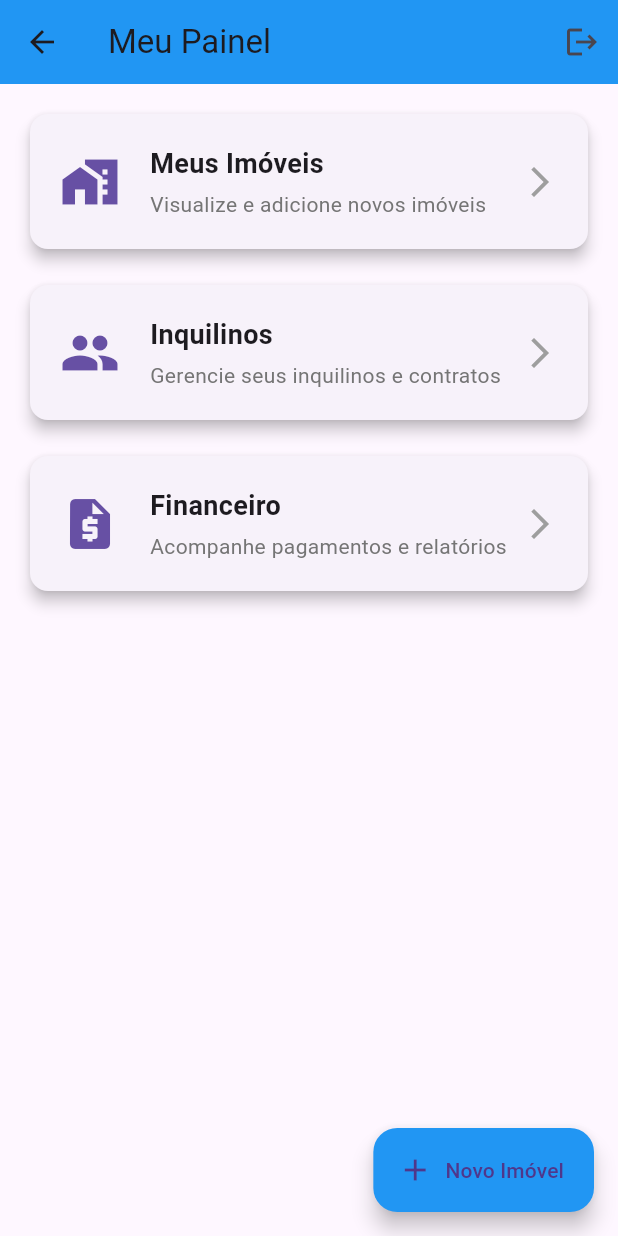
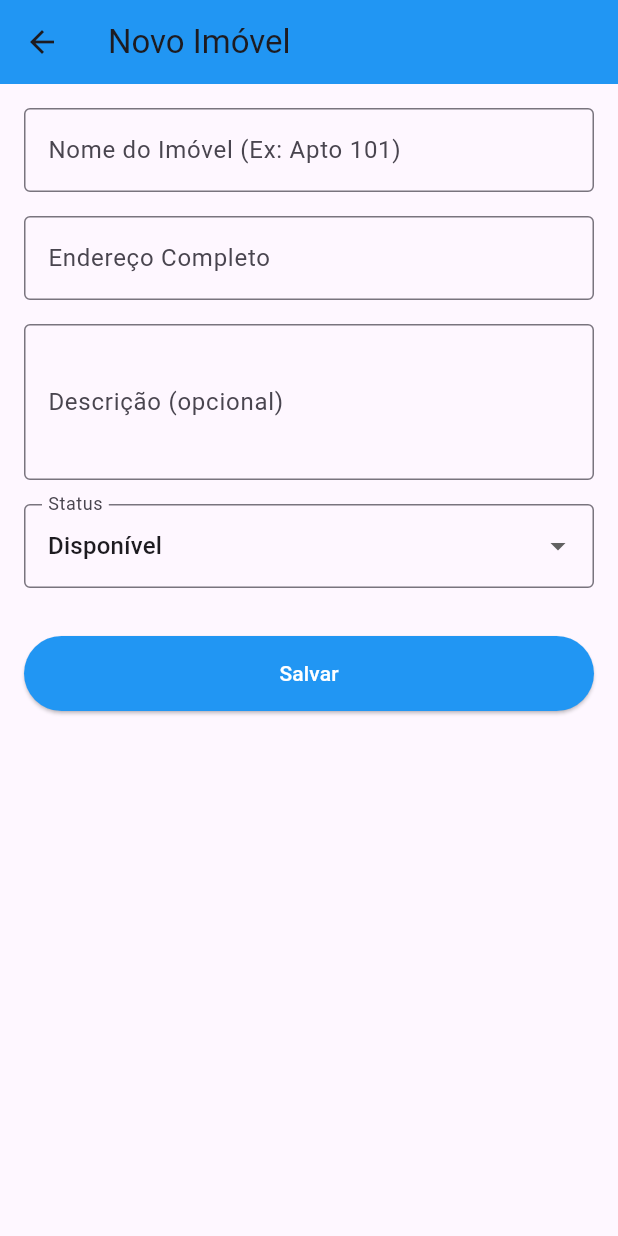
Before and after one commit to DiegoRodrigues1988/Gest-o_Aluguel, a Flutter app: the LandlordDashboardPage screen opened by its route, after a tap on "Novo Imóvel", on a phone screen of 412 x 824 dp. Run offline on Flutter 3.47's test engine with Material 3 defaults, Android fonts, the phone set to English and light mode, and no system bars; our stand-ins replace sqflite; accounts and stored records are empty.

Commit message:
Meus imóveis abrindo, nas sem o banco de dados, falta o Inquilinos e Financeiro

```diff
--- a/lib/data/database_helper.dart
+++ b/lib/data/database_helper.dart
@@ -1,5 +1,4 @@
 // Caminho: lib/data/database_helper.dart
-// ATENÇÃO: Substitua todo o conteúdo do seu arquivo existente por este.
 
 import 'package:sqflite/sqflite.dart';
 import 'package:path/path.dart';
@@ -37,12 +36,14 @@ class DatabaseHelper {
       )
     ''');
 
-    // NOVA TABELA PARA OS IMÓVEIS
+    // TABELA DE IMÓVEIS CORRIGIDA (com todos os campos)
     await db.execute('''
       CREATE TABLE properties(
         id INTEGER PRIMARY KEY AUTOINCREMENT,
         name TEXT NOT NULL,
         address TEXT NOT NULL,
+        description TEXT,
+        status TEXT NOT NULL,
         landlordId INTEGER NOT NULL,
         FOREIGN KEY (landlordId) REFERENCES users (id) ON DELETE CASCADE
       )
--- a/lib/main.dart
+++ b/lib/main.dart
@@ -1,8 +1,5 @@
-// Caminho: lib/main.dart
-// ATENÇÃO: Atualize esta importação para o novo caminho da sua LoginPage.
-
 import 'package:flutter/material.dart';
-import 'package:gestao_aluguel/pages/auth/login_page.dart'; // <-- Caminho corrigido
+import 'package:gestao_aluguel/pages/auth/login_page.dart';
 import 'package:gestao_aluguel/pages/landlord/landlord_dashboard_page.dart';
 
 void main() {
@@ -20,7 +17,6 @@ class MyApp extends StatelessWidget {
         primarySwatch: Colors.blue,
         useMaterial3: true,
       ),
-      // Adicionando rotas nomeadas para facilitar a navegação
       initialRoute: '/login',
       routes: {
         '/login': (context) => const LoginPage(),
--- a/lib/models/property.dart
+++ b/lib/models/property.dart
@@ -2,33 +2,39 @@
 
 class Property {
   final int? id;
-  final String name; // Ex: "Apto 101 - Edifício Sol"
-  final String address; // Ex: "Rua das Flores, 123, São Paulo"
-  final int landlordId; // ID do proprietário (usuário) dono do imóvel
+  final String name;
+  final String address;
+  final String description;
+  final String status; // "Disponível", "Ocupado", "Em Manutenção"
+  final int landlordId;
 
   Property({
     this.id,
     required this.name,
     required this.address,
+    required this.description,
+    required this.status,
     required this.landlordId,
   });
 
-  // Converte o objeto Property para um Map, para salvar no banco de dados
   Map<String, dynamic> toMap() {
     return {
       'id': id,
       'name': name,
       'address': address,
+      'description': description,
+      'status': status,
       'landlordId': landlordId,
     };
   }
 
-  // Converte um Map vindo do banco de dados para um objeto Property
   factory Property.fromMap(Map<String, dynamic> map) {
     return Property(
       id: map['id'],
       name: map['name'],
       address: map['address'],
+      description: map['description'] ?? '', // Garantir que não seja nulo
+      status: map['status'],
       landlordId: map['landlordId'],
     );
   }
--- a/lib/pages/auth/register_page.dart
+++ b/lib/pages/auth/register_page.dart
@@ -1,5 +1,3 @@
-// Caminho: lib/pages/auth/register_page.dart
-
 import 'package:flutter/material.dart';
 import 'package:gestao_aluguel/data/user_repository.dart';
 import 'package:gestao_aluguel/models/user.dart';
--- /dev/null
+++ b/lib/pages/landlord/add_edit_property_page.dart
@@ -0,0 +1,179 @@
+// Caminho: lib/pages/landlord/add_edit_property_page.dart
+// ATENÇÃO: Este é um arquivo novo que precisa ser criado.
+
+import 'package:flutter/material.dart';
+import 'package:gestao_aluguel/data/property_repository.dart';
+import 'package:gestao_aluguel/models/property.dart';
+
+class AddEditPropertyPage extends StatefulWidget {
+  final Property? property;
+
+  const AddEditPropertyPage({super.key, this.property});
+
+  @override
+  _AddEditPropertyPageState createState() => _AddEditPropertyPageState();
+}
+
+class _AddEditPropertyPageState extends State<AddEditPropertyPage> {
+  final _formKey = GlobalKey<FormState>();
+  final _repository = PropertyRepository();
+  bool _isLoading = false;
+
+  late TextEditingController _nameController;
+  late TextEditingController _addressController;
+  late TextEditingController _descriptionController;
+  late String _selectedStatus;
+
+  final List<String> _statusOptions = [
+    'Disponível',
+    'Ocupado',
+    'Em Manutenção'
+  ];
+
+  @override
+  void initState() {
+    super.initState();
+    final isEditing = widget.property != null;
+
+    _nameController =
+        TextEditingController(text: isEditing ? widget.property!.name : '');
+    _addressController =
+        TextEditingController(text: isEditing ? widget.property!.address : '');
+    _descriptionController = TextEditingController(
+        text: isEditing ? widget.property!.description : '');
+    _selectedStatus =
+        isEditing ? widget.property!.status : _statusOptions.first;
+  }
+
+  Future<void> _saveProperty() async {
+    if (_formKey.currentState!.validate()) {
+      setState(() => _isLoading = true);
+
+      // ATENÇÃO: ID do proprietário fixo por enquanto.
+      // Em um app real, você pegaria o ID do usuário logado.
+      const landlordId = 1;
+
+      final property = Property(
+        id: widget.property?.id,
+        name: _nameController.text,
+        address: _addressController.text,
+        description: _descriptionController.text,
+        status: _selectedStatus,
+        landlordId: landlordId,
+      );
+
+      try {
+        if (widget.property == null) {
+          await _repository.insertProperty(property);
+        } else {
+          await _repository.updateProperty(property);
+        }
+
+        if (mounted) {
+          ScaffoldMessenger.of(context).showSnackBar(
+            SnackBar(content: Text('Imóvel salvo com sucesso!')),
+          );
+          // Retorna 'true' para a página anterior saber que deve recarregar a lista
+          Navigator.of(context).pop(true);
+        }
+      } catch (e) {
+        if (mounted) {
+          ScaffoldMessenger.of(context).showSnackBar(
+            SnackBar(content: Text('Erro ao salvar imóvel: $e')),
+          );
+        }
+      } finally {
+        if (mounted) {
+          setState(() => _isLoading = false);
+        }
+      }
+    }
+  }
+
+  @override
+  Widget build(BuildContext context) {
+    return Scaffold(
+      appBar: AppBar(
+        title: Text(widget.property == null ? 'Novo Imóvel' : 'Editar Imóvel'),
+        backgroundColor: Colors.blue,
+      ),
+      body: SingleChildScrollView(
+        padding: const EdgeInsets.all(16.0),
+        child: Form(
+          key: _formKey,
+          child: Column(
+            children: [
+              TextFormField(
+                controller: _nameController,
+                decoration: const InputDecoration(
+                  labelText: 'Nome do Imóvel (Ex: Apto 101)',
+                  border: OutlineInputBorder(),
+                ),
+                validator: (value) =>
+                    value!.isEmpty ? 'Campo obrigatório' : null,
+              ),
+              const SizedBox(height: 16),
+              TextFormField(
+                controller: _addressController,
+                decoration: const InputDecoration(
+                  labelText: 'Endereço Completo',
+                  border: OutlineInputBorder(),
+                ),
+                validator: (value) =>
+                    value!.isEmpty ? 'Campo obrigatório' : null,
+              ),
+              const SizedBox(height: 16),
+              TextFormField(
+                controller: _descriptionController,
+                decoration: const InputDecoration(
+                  labelText: 'Descrição (opcional)',
+                  border: OutlineInputBorder(),
+                ),
+                maxLines: 3,
+              ),
+              const SizedBox(height: 16),
+              DropdownButtonFormField<String>(
+                value: _selectedStatus,
+                decoration: const InputDecoration(
+                  labelText: 'Status',
+                  border: OutlineInputBorder(),
+                ),
+                items: _statusOptions.map((String status) {
+                  return DropdownMenuItem<String>(
+                    value: status,
+                    child: Text(status),
+                  );
+                }).toList(),
+                onChanged: (newValue) {
+                  setState(() {
+                    _selectedStatus = newValue!;
+                  });
+                },
+              ),
+              const SizedBox(height: 32),
+              _isLoading
+                  ? const CircularProgressIndicator()
+                  : ElevatedButton(
+                      onPressed: _saveProperty,
+                      style: ElevatedButton.styleFrom(
+                        minimumSize: const Size(double.infinity, 50),
+                        backgroundColor: Colors.blue,
+                        foregroundColor: Colors.white,
+                      ),
+                      child: const Text('Salvar'),
+                    ),
+            ],
+          ),
+        ),
+      ),
+    );
+  }
+
+  @override
+  void dispose() {
+    _nameController.dispose();
+    _addressController.dispose();
+    _descriptionController.dispose();
+    super.dispose();
+  }
+}
--- a/lib/pages/landlord/landlord_dashboard_page.dart
+++ b/lib/pages/landlord/landlord_dashboard_page.dart
@@ -1,6 +1,9 @@
 // Caminho: lib/pages/landlord/landlord_dashboard_page.dart
 
 import 'package:flutter/material.dart';
+import 'package:gestao_aluguel/pages/auth/login_page.dart';
+import 'package:gestao_aluguel/pages/landlord/property_list_page.dart';
+import 'package:gestao_aluguel/pages/landlord/add_edit_property_page.dart';
 
 class LandlordDashboardPage extends StatefulWidget {
   const LandlordDashboardPage({super.key});
@@ -20,7 +23,6 @@ class _LandlordDashboardPageState extends State<LandlordDashboardPage> {
           IconButton(
             icon: const Icon(Icons.logout),
             onPressed: () {
-              // Navega de volta para a tela de login
               Navigator.of(context).pushReplacementNamed('/login');
             },
           ),
@@ -35,7 +37,10 @@ class _LandlordDashboardPageState extends State<LandlordDashboardPage> {
             title: 'Meus Imóveis',
             subtitle: 'Visualize e adicione novos imóveis',
             onTap: () {
-              // Ação futura: Navegar para a lista de imóveis
+              Navigator.of(context).push(
+                MaterialPageRoute(
+                    builder: (context) => const PropertyListPage()),
+              );
             },
           ),
           const SizedBox(height: 16),
@@ -45,7 +50,7 @@ class _LandlordDashboardPageState extends State<LandlordDashboardPage> {
             title: 'Inquilinos',
             subtitle: 'Gerencie seus inquilinos e contratos',
             onTap: () {
-              // Ação futura: Navegar para a lista de inquilinos
+              // Ação futura
             },
           ),
           const SizedBox(height: 16),
@@ -55,18 +60,24 @@ class _LandlordDashboardPageState extends State<LandlordDashboardPage> {
             title: 'Financeiro',
             subtitle: 'Acompanhe pagamentos e relatórios',
             onTap: () {
-              // Ação futura: Navegar para a área financeira
+              // Ação futura
             },
           ),
         ],
       ),
       floatingActionButton: FloatingActionButton.extended(
         onPressed: () {
-          // Ação futura: Navegar para a tela de adicionar novo imóvel
+          Navigator.of(context).push(
+            MaterialPageRoute(
+              // CORREÇÃO: Removido o 'const' daqui
+              builder: (context) => AddEditPropertyPage(),
+            ),
+          );
         },
         label: const Text('Novo Imóvel'),
         icon: const Icon(Icons.add),
         backgroundColor: Colors.blue,
+        foregroundColor: Colors.white,
       ),
     );
   }
```
Also changed, not shown: lib/data/property_repository.dart (+51 -6 lines), lib/pages/auth/login_page.dart (+5 -11 lines), lib/pages/landlord/property_list_page.dart (added, +141 -0 lines).
